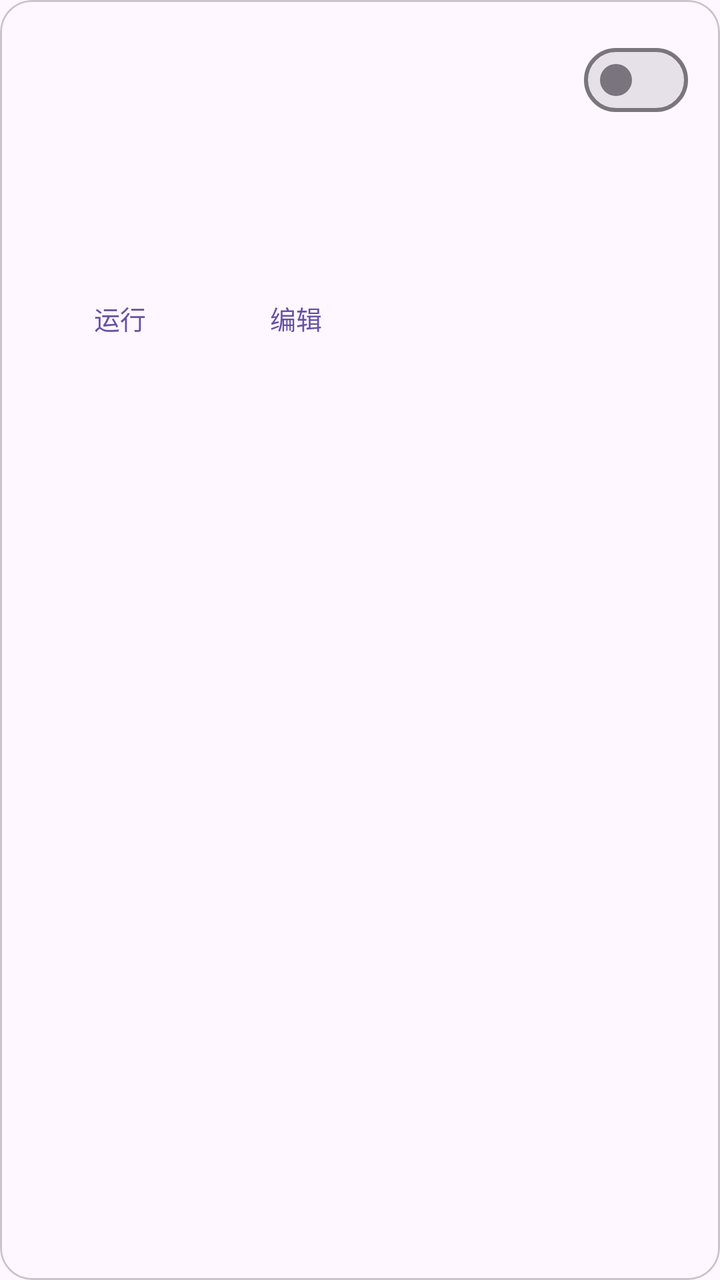
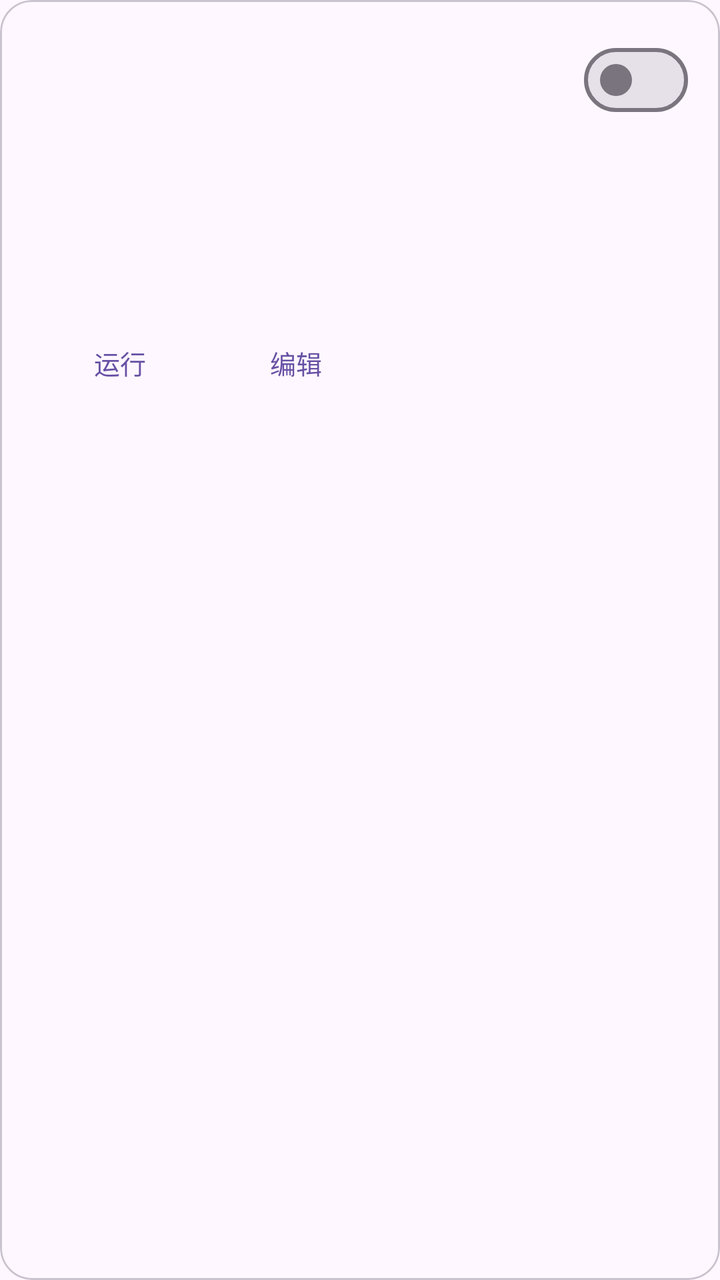

Before-and-after screenshots of an Android layout around one commit, followed by the original layout XML and the change that was made.
<!-- AndroidManifest.xml: application theme Theme.RuleTree -->
<!-- res/layout/item_rule.xml -->
<?xml version="1.0" encoding="utf-8"?>
<com.google.android.material.card.MaterialCardView xmlns:android="http://schemas.android.com/apk/res/android"
    xmlns:app="http://schemas.android.com/apk/res-auto"
    android:layout_width="match_parent"
    android:layout_height="wrap_content"
    android:layout_marginBottom="12dp"
    app:cardCornerRadius="16dp"
    app:cardElevation="0dp"
    app:strokeWidth="1dp">

    <LinearLayout
        android:layout_width="match_parent"
        android:layout_height="wrap_content"
        android:orientation="vertical"
        android:padding="16dp">

        <LinearLayout
            android:layout_width="match_parent"
            android:layout_height="wrap_content"
            android:gravity="center_vertical"
            android:orientation="horizontal">

            <TextView
                android:id="@+id/tvName"
                android:layout_width="0dp"
                android:layout_height="wrap_content"
                android:layout_weight="1"
                android:textSize="16sp"
                android:textStyle="bold" />

            <com.google.android.material.materialswitch.MaterialSwitch
                android:id="@+id/swEnabled"
                android:layout_width="wrap_content"
                android:layout_height="wrap_content" />
        </LinearLayout>

        <TextView
            android:id="@+id/tvTrigger"
            android:layout_width="match_parent"
            android:layout_height="wrap_content"
            android:layout_marginTop="6dp"
            android:textSize="13sp" />

        <TextView
            android:id="@+id/tvCond"
            android:layout_width="match_parent"
            android:layout_height="wrap_content"
            android:layout_marginTop="2dp"
            android:textSize="13sp" />

        <TextView
            android:id="@+id/tvThen"
            android:layout_width="match_parent"
            android:layout_height="wrap_content"
            android:layout_marginTop="2dp"
            android:textSize="13sp" />

        <LinearLayout
            android:layout_width="match_parent"
            android:layout_height="wrap_content"
            android:layout_marginTop="8dp"
            android:orientation="horizontal">

            <com.google.android.material.button.MaterialButton
                android:id="@+id/btnRun"
                style="@style/Widget.Material3.Button.TextButton"
                android:layout_width="wrap_content"
                android:layout_height="wrap_content"
                android:text="运行"
                android:textSize="13sp" />

            <com.google.android.material.button.MaterialButton
                android:id="@+id/btnEdit"
                style="@style/Widget.Material3.Button.TextButton"
                android:layout_width="wrap_content"
                android:layout_height="wrap_content"
                android:text="编辑"
                android:textSize="13sp" />
        </LinearLayout>
    </LinearLayout>
</com.google.android.material.card.MaterialCardView>
<!-- resources referenced by this layout -->
<resources>
  <style name="Theme.RuleTree" parent="Theme.Material3.DayNight.NoActionBar">
          <item name="android:statusBarColor">@android:color/transparent</item>
          <item name="android:windowLightStatusBar">true</item>
      </style>
</resources>

<!-- the commit's change to res/layout/item_rule.xml (unified diff, before → after) -->
@@ -55,6 +55,14 @@
             android:layout_marginTop="2dp"
             android:textSize="13sp" />
 
+        <TextView
+            android:id="@+id/tvLast"
+            android:layout_width="match_parent"
+            android:layout_height="wrap_content"
+            android:layout_marginTop="6dp"
+            android:textSize="12sp"
+            android:textColor="@color/perm_unknown" />
+
         <LinearLayout
             android:layout_width="match_parent"
             android:layout_height="wrap_content"
<!-- resource entries referenced after the edit -->
@@ -1,5 +1,6 @@
 <!-- resources referenced by this layout -->
 <resources>
+  <color name="perm_unknown">#8C8C8C</color>
   <style name="Theme.RuleTree" parent="Theme.Material3.DayNight.NoActionBar">
           <item name="android:statusBarColor">@android:color/transparent</item>
           <item name="android:windowLightStatusBar">true</item>
